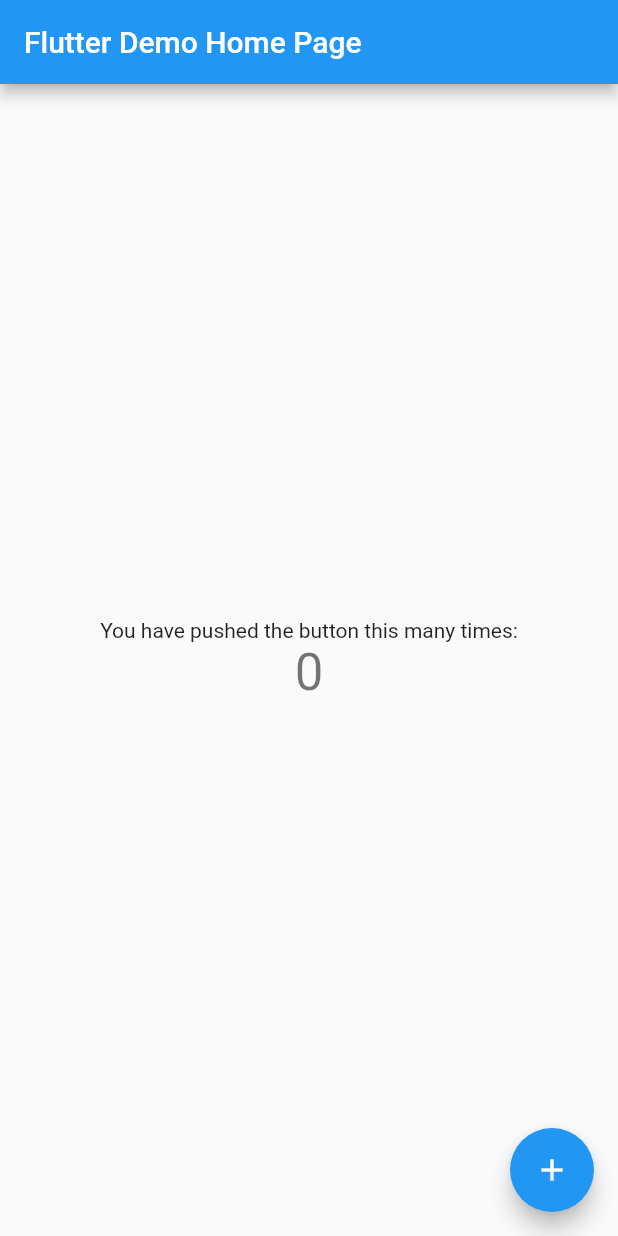
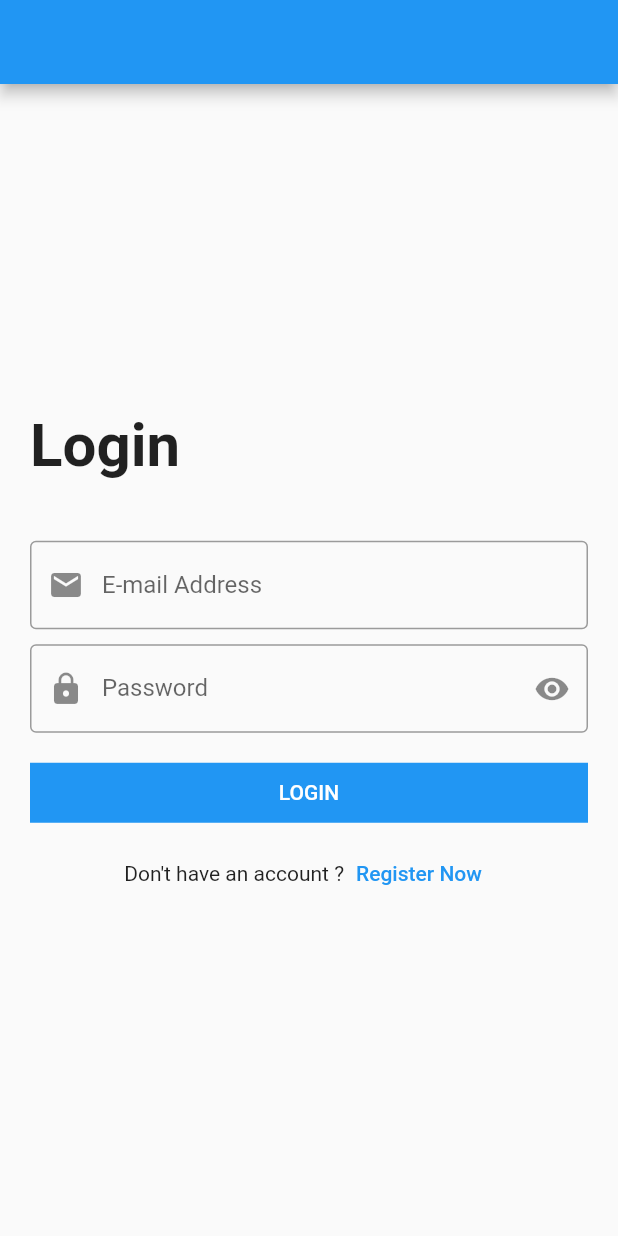
Before and after one commit to MohamedEssam9009/login_screen, a Flutter app: the screen it shows after launch, on a phone screen of 412 x 824 dp. Run offline on Flutter 3.47's test engine with Material 2 defaults, Android fonts, the phone set to English and light mode, and no system bars.

Commit message:
finished the design UI

```diff
--- /dev/null
+++ b/lib/login_screen.dart
@@ -0,0 +1,98 @@
+import 'package:flutter/material.dart';
+
+// ignore: must_be_immutable
+class LoginScreen extends StatelessWidget {
+  LoginScreen({Key key}) : super(key: key);
+
+  var emailController = TextEditingController();
+  var passwordController = TextEditingController();
+
+  @override
+  Widget build(BuildContext context) {
+    return Scaffold(
+      appBar: AppBar(),
+      body: Padding(
+        padding: const EdgeInsets.all(20.0),
+        child: Center(
+          child: SingleChildScrollView(
+            child: Column(
+              crossAxisAlignment: CrossAxisAlignment.start,
+              children: [
+                const Text(
+                  'Login',
+                  style: TextStyle(
+                    fontSize: 40.0,
+                    fontWeight: FontWeight.bold,
+                  ),
+                ),
+                const SizedBox(
+                  height: 40.0,
+                ),
+                TextFormField(
+                  controller: emailController,
+                  keyboardType: TextInputType.emailAddress,
+                  onFieldSubmitted: (value) {},
+                  onChanged: (value) {},
+                  decoration: const InputDecoration(
+                    labelText: 'E-mail Address',
+                    prefixIcon: Icon(Icons.email),
+                    border: OutlineInputBorder(),
+                  ),
+                ),
+                const SizedBox(
+                  height: 10.0,
+                ),
+                TextFormField(
+                  controller: passwordController,
+                  keyboardType: TextInputType.visiblePassword,
+                  obscureText: true,
+                  onFieldSubmitted: (value) {},
+                  onChanged: (value) {},
+                  decoration: const InputDecoration(
+                    labelText: 'Password',
+                    prefixIcon: Icon(Icons.lock),
+                    suffixIcon: Icon(Icons.remove_red_eye),
+                    border: OutlineInputBorder(),
+                  ),
+                ),
+                const SizedBox(
+                  height: 20.0,
+                ),
+                Container(
+                  width: double.infinity,
+                  height: 40.0,
+                  color: Colors.blue,
+                  child: MaterialButton(
+                    onPressed: () {
+                      print(emailController.text);
+                      print(passwordController.text);
+                    },
+                    child: const Text(
+                      'LOGIN',
+                      style: TextStyle(
+                        color: Colors.white,
+                      ),
+                    ),
+                  ),
+                ),
+                const SizedBox(
+                  height: 10.0,
+                ),
+                Row(
+                  mainAxisAlignment: MainAxisAlignment.center,
+                  children: [
+                    const Text('Don\'t have an account ?'),
+                    TextButton(
+                      onPressed: () {},
+                      child: const Text('Register Now'),
+                    ),
+                  ],
+                ),
+              ],
+            ),
+          ),
+        ),
+      ),
+    );
+  }
+}
--- a/lib/main.dart
+++ b/lib/main.dart
@@ -1,4 +1,5 @@
 import 'package:flutter/material.dart';
+import 'package:login_screen/login_screen.dart';
 
 void main() {
   runApp(const MyApp());
@@ -7,109 +8,12 @@ void main() {
 class MyApp extends StatelessWidget {
   const MyApp({Key key}) : super(key: key);
 
-  // This widget is the root of your application.
   @override
   Widget build(BuildContext context) {
     return MaterialApp(
-      title: 'Flutter Demo',
-      theme: ThemeData(
-        // This is the theme of your application.
-        //
-        // Try running your application with "flutter run". You'll see the
-        // application has a blue toolbar. Then, without quitting the app, try
-        // changing the primarySwatch below to Colors.green and then invoke
-        // "hot reload" (press "r" in the console where you ran "flutter run",
-        // or simply save your changes to "hot reload" in a Flutter IDE).
-        // Notice that the counter didn't reset back to zero; the application
-        // is not restarted.
-        primarySwatch: Colors.blue,
-      ),
-      home: const MyHomePage(title: 'Flutter Demo Home Page'),
+      debugShowCheckedModeBanner: false,
+      title: 'Login SCreen',
+      home: LoginScreen(),
     );
   }
 }
-
-class MyHomePage extends StatefulWidget {
-  const MyHomePage({Key key, this.title}) : super(key: key);
-
-  // This widget is the home page of your application. It is stateful, meaning
-  // that it has a State object (defined below) that contains fields that affect
-  // how it looks.
-
-  // This class is the configuration for the state. It holds the values (in this
-  // case the title) provided by the parent (in this case the App widget) and
-  // used by the build method of the State. Fields in a Widget subclass are
-  // always marked "final".
-
-  final String title;
-
-  @override
-  State<MyHomePage> createState() => _MyHomePageState();
-}
-
-class _MyHomePageState extends State<MyHomePage> {
-  int _counter = 0;
-
-  void _incrementCounter() {
-    setState(() {
-      // This call to setState tells the Flutter framework that something has
-      // changed in this State, which causes it to rerun the build method below
-      // so that the display can reflect the updated values. If we changed
-      // _counter without calling setState(), then the build method would not be
-      // called again, and so nothing would appear to happen.
-      _counter++;
-    });
-  }
-
-  @override
-  Widget build(BuildContext context) {
-    // This method is rerun every time setState is called, for instance as done
-    // by the _incrementCounter method above.
-    //
-    // The Flutter framework has been optimized to make rerunning build methods
-    // fast, so that you can just rebuild anything that needs updating rather
-    // than having to individually change instances of widgets.
-    return Scaffold(
-      appBar: AppBar(
-        // Here we take the value from the MyHomePage object that was created by
-        // the App.build method, and use it to set our appbar title.
-        title: Text(widget.title),
-      ),
-      body: Center(
-        // Center is a layout widget. It takes a single child and positions it
-        // in the middle of the parent.
-        child: Column(
-          // Column is also a layout widget. It takes a list of children and
-          // arranges them vertically. By default, it sizes itself to fit its
-          // children horizontally, and tries to be as tall as its parent.
-          //
-          // Invoke "debug painting" (press "p" in the console, choose the
-          // "Toggle Debug Paint" action from the Flutter Inspector in Android
-          // Studio, or the "Toggle Debug Paint" command in Visual Studio Code)
-          // to see the wireframe for each widget.
-          //
-          // Column has various properties to control how it sizes itself and
-          // how it positions its children. Here we use mainAxisAlignment to
-          // center the children vertically; the main axis here is the vertical
-          // axis because Columns are vertical (the cross axis would be
-          // horizontal).
-          mainAxisAlignment: MainAxisAlignment.center,
-          children: <Widget>[
-            const Text(
-              'You have pushed the button this many times:',
-            ),
-            Text(
-              '$_counter',
-              style: Theme.of(context).textTheme.headline4,
-            ),
-          ],
-        ),
-      ),
-      floatingActionButton: FloatingActionButton(
-        onPressed: _incrementCounter,
-        tooltip: 'Increment',
-        child: const Icon(Icons.add),
-      ), // This trailing comma makes auto-formatting nicer for build methods.
-    );
-  }
-}
--- a/pubspec.yaml
+++ b/pubspec.yaml
@@ -1,7 +1,7 @@
 name: login_screen
 description: A new Flutter project.
 
-publish_to: "none" # Remove this line if you wish to publish to pub.dev
+publish_to: "none"
 
 version: 1.0.0+1
 
@@ -40,6 +40,3 @@ flutter:
   #       - asset: fonts/TrajanPro.ttf
   #       - asset: fonts/TrajanPro_Bold.ttf
   #         weight: 700
-  #
-  # For details regarding fonts from package dependencies,
-  # see https://flutter.dev/custom-fonts/#from-packages
```
